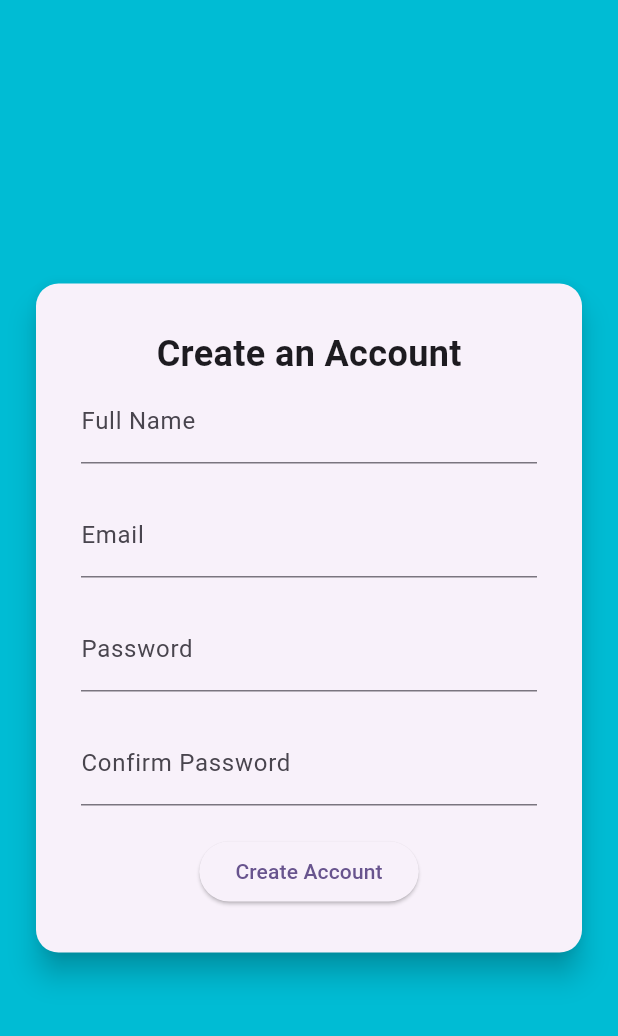
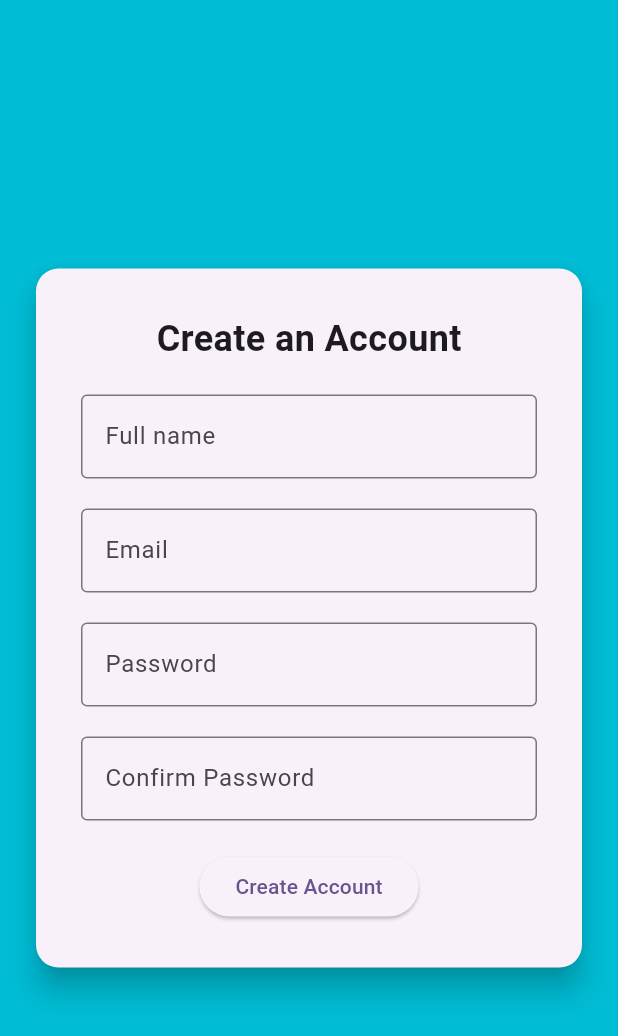
Before and after one commit to keyss-pushpender/login-page, a Flutter app: the screen it shows after launch, after a tap on "Create an account", on a phone screen of 412 x 824 dp. Shown: the top 1036 px of the screen. Run offline on Flutter 3.47's test engine with Material 3 defaults, Android fonts, the phone set to English and light mode, and no system bars.

Commit message:
added custom textformfield.

```diff
--- /dev/null
+++ b/lib/commonWidgets/custom_text_form_field.dart
@@ -0,0 +1,29 @@
+import 'package:flutter/material.dart';
+
+class CustomTextFormField extends StatelessWidget {
+  final String? labelText;
+  final bool obscureText;
+  final String? Function(String?)? validator;
+  final TextEditingController? controller;
+
+  const CustomTextFormField({
+    super.key,
+    this.labelText,
+    this.validator,
+    this.obscureText = false,
+    this.controller
+  });
+
+  @override
+  Widget build(BuildContext context) {
+    return TextFormField(
+      controller: controller,
+      validator: validator,
+      obscureText: obscureText,
+      decoration: InputDecoration(
+        labelText: labelText,
+        border: const OutlineInputBorder()
+      ),
+    );
+  }
+}
--- /dev/null
+++ b/lib/commonWidgets/utils.dart
@@ -0,0 +1,5 @@
+import 'package:flutter/material.dart';
+
+SizedBox vGap({double height = 20.0}) => SizedBox(height: height);
+
+SizedBox hGap({double width = 20.0}) => SizedBox(width: width);
--- a/lib/create_an_account.dart
+++ b/lib/create_an_account.dart
@@ -1,7 +1,12 @@
 import 'package:flutter/material.dart';
+import 'package:login_page/commonWidgets/custom_text_form_field.dart';
+import 'package:login_page/commonWidgets/utils.dart';
 
 class CreateAccountPage extends StatelessWidget {
-  const CreateAccountPage({super.key});
+  CreateAccountPage({super.key});
+
+  final passwordController = TextEditingController();
+  final confirmPasswordController = TextEditingController();
 
   @override
   Widget build(BuildContext context) {
@@ -31,44 +36,51 @@ class CreateAccountPage extends StatelessWidget {
                         fontWeight: FontWeight.bold,
                       ),
                     ),
-                    TextFormField(
+                    vGap(),
+                    CustomTextFormField(
                       validator: (value) {
                         if (value == null || value.isEmpty) {
                           return 'Please enter full name';
                         }
                         return null;
                       },
-                      decoration: const InputDecoration(
-                        labelText: 'Full Name',
-                      ),
+                      labelText: 'Full name',
                     ),
-                    const SizedBox(height: 20),
-                    TextFormField(
+                    vGap(),
+                    CustomTextFormField(
                       validator: (value) {
                         if (value == null || value.isEmpty) {
                           return 'Please enter email';
                         }
                         return null;
                       },
-                      decoration: const InputDecoration(
-                        labelText: 'Email',
-                      ),
+                      labelText: 'Email',
                     ),
-                    const SizedBox(height: 20),
-                    TextFormField(
+                    vGap(),
+                    CustomTextFormField(
+                      controller: passwordController,
                       obscureText: true,
-                      decoration: const InputDecoration(
-                        labelText: 'Password',
-                      ),
+                      validator: (value) {
+                        if(value == null || value.isEmpty) {
+                          return 'Please enter Password';
+                        }
+                        return null;
+                      },
+                      labelText: 'Password',
                     ),
-                    const SizedBox(height: 20),
-                    TextFormField(
+                    vGap(),
+                    CustomTextFormField(
+                      controller: confirmPasswordController,
                       obscureText: true,
-                      decoration: const InputDecoration(
-                        labelText: 'Confirm Password',
-                      ),
+                      validator: (value) {
+                        if(value != null && value.isNotEmpty && value != passwordController.text) {
+                          return "Password and confirm Password should be same";
+                        }
+                        return null;
+                      },
+                      labelText: 'Confirm Password',
                     ),
-                    const SizedBox(height: 20),
+                    vGap(),
                     ElevatedButton(
                       onPressed: () {
                         if (formKey.currentState!.validate()) {
--- a/lib/login_page.dart
+++ b/lib/login_page.dart
@@ -1,4 +1,6 @@
 import 'package:flutter/material.dart';
+import 'package:login_page/commonWidgets/custom_text_form_field.dart';
+import 'package:login_page/commonWidgets/utils.dart';
 import 'package:login_page/create_an_account.dart';
 
 class LoginPage extends StatelessWidget {
@@ -34,19 +36,17 @@ class LoginPage extends StatelessWidget {
                       ),
                     ),
                     const SizedBox(height: 20),
-                    TextFormField(
+                    CustomTextFormField(
+                        labelText: 'Email',
                       validator: (value) {
                         if (value == null || value.isEmpty) {
                           return 'Please enter email';
                         }
                         return null;
                       },
-                      decoration: const InputDecoration(
-                        labelText: 'Email',
-                      ),
                     ),
-                    const SizedBox(height: 20),
-                    TextFormField(
+                    vGap(),
+                    CustomTextFormField(
                       obscureText: true,
                       validator: (value) {
                         if (value == null || value.isEmpty) {
@@ -54,11 +54,9 @@ class LoginPage extends StatelessWidget {
                         }
                         return null;
                       },
-                      decoration: const InputDecoration(
-                        labelText: 'Password',
-                      ),
+                      labelText: 'Password',
                     ),
-                    const SizedBox(height: 20),
+                    vGap(),
                     ElevatedButton(
                       onPressed: () {
                         if (formKey.currentState!.validate()) {
@@ -69,10 +67,10 @@ class LoginPage extends StatelessWidget {
                       },
                       child: const Text('Login'),
                     ),
-                    const SizedBox(height: 10),
+                    vGap(),
                     TextButton(
                       onPressed: () {
-                        Navigator.push(context, MaterialPageRoute(builder: (BuildContext context) => const CreateAccountPage()));
+                        Navigator.push(context, MaterialPageRoute(builder: (BuildContext context) => CreateAccountPage()));
                       },
                       child: const Text('Create an account'),
                     ),
```
